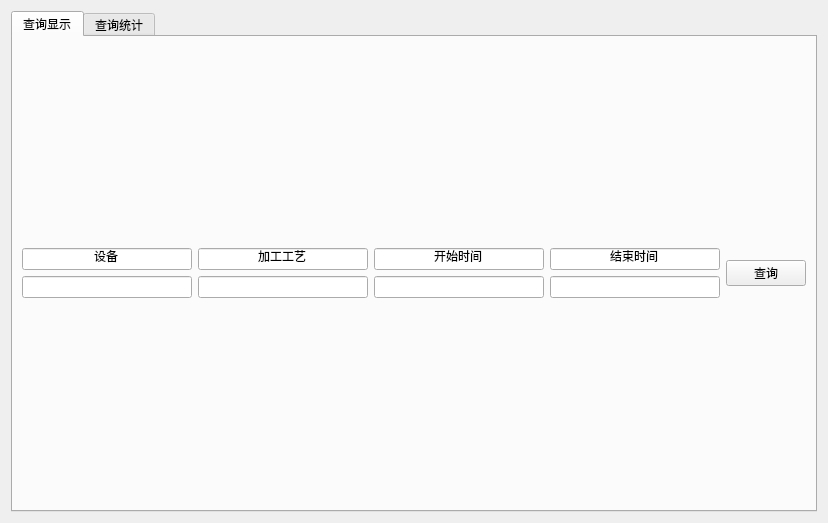
Above: workshopwidget.ui from QIOO7/workshop before the change. Below: the same form after it.
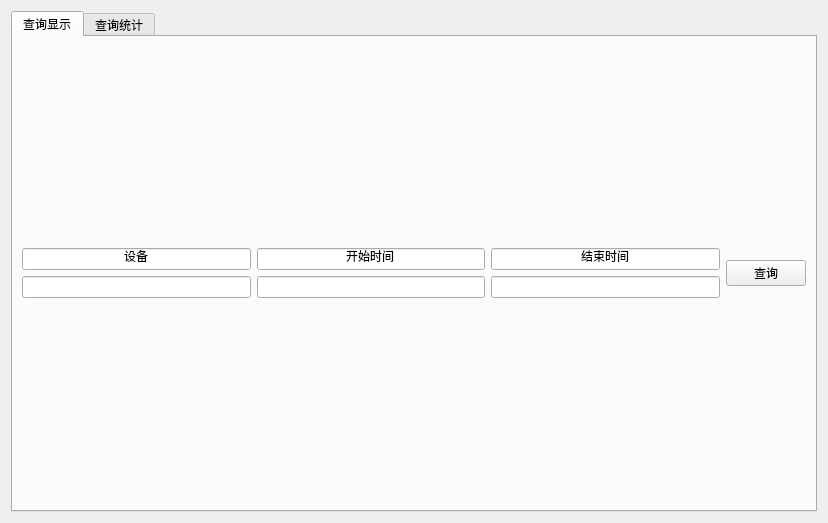
That is the form after the change.

Diff of the .ui file:
```diff
--- a/workshopwidget.ui
+++ b/workshopwidget.ui
@@ -28,20 +28,21 @@
         <layout class="QHBoxLayout" name="showLayout">
          <item>
           <layout class="QGridLayout" name="gridLayout">
+           <item row="1" column="0">
+            <widget class="QLineEdit" name="idShow">
+             <property name="alignment">
+              <set>Qt::AlignCenter</set>
+             </property>
+            </widget>
+           </item>
+           <item row="1" column="2">
+            <widget class="QLineEdit" name="tsShow">
+             <property name="alignment">
+              <set>Qt::AlignCenter</set>
+             </property>
+            </widget>
+           </item>
            <item row="0" column="1">
-            <widget class="QLineEdit" name="lineEdit_6">
-             <property name="text">
-              <string>加工工艺</string>
-             </property>
-             <property name="alignment">
-              <set>Qt::AlignCenter</set>
-             </property>
-             <property name="readOnly">
-              <bool>true</bool>
-             </property>
-            </widget>
-           </item>
-           <item row="0" column="2">
             <widget class="QLineEdit" name="lineEdit_7">
              <property name="text">
               <string>开始时间</string>
@@ -54,6 +55,26 @@
              </property>
             </widget>
            </item>
+           <item row="0" column="2">
+            <widget class="QLineEdit" name="lineEdit_8">
+             <property name="text">
+              <string>结束时间</string>
+             </property>
+             <property name="alignment">
+              <set>Qt::AlignCenter</set>
+             </property>
+             <property name="readOnly">
+              <bool>true</bool>
+             </property>
+            </widget>
+           </item>
+           <item row="1" column="1">
+            <widget class="QLineEdit" name="ptsShow">
+             <property name="alignment">
+              <set>Qt::AlignCenter</set>
+             </property>
+            </widget>
+           </item>
            <item row="0" column="0">
             <widget class="QLineEdit" name="lineEdit_5">
              <property name="text">
@@ -70,50 +91,6 @@
              </property>
             </widget>
            </item>
-           <item row="1" column="1">
-            <widget class="QLineEdit" name="craft">
-             <property name="text">
-              <string/>
-             </property>
-             <property name="alignment">
-              <set>Qt::AlignCenter</set>
-             </property>
-            </widget>
-           </item>
-           <item row="1" column="0">
-            <widget class="QLineEdit" name="idShow">
-             <property name="alignment">
-              <set>Qt::AlignCenter</set>
-             </property>
-            </widget>
-           </item>
-           <item row="1" column="3">
-            <widget class="QLineEdit" name="tsShow">
-             <property name="alignment">
-              <set>Qt::AlignCenter</set>
-             </property>
-            </widget>
-           </item>
-           <item row="0" column="3">
-            <widget class="QLineEdit" name="lineEdit_8">
-             <property name="text">
-              <string>结束时间</string>
-             </property>
-             <property name="alignment">
-              <set>Qt::AlignCenter</set>
-             </property>
-             <property name="readOnly">
-              <bool>true</bool>
-             </property>
-            </widget>
-           </item>
-           <item row="1" column="2">
-            <widget class="QLineEdit" name="ptsShow">
-             <property name="alignment">
-              <set>Qt::AlignCenter</set>
-             </property>
-            </widget>
-           </item>
           </layout>
          </item>
          <item>
```
